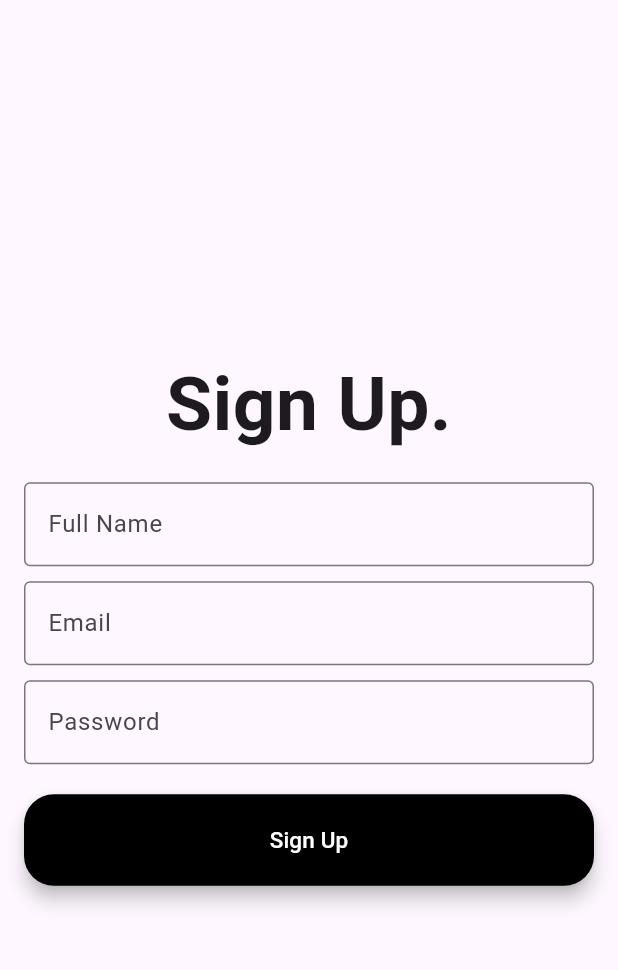
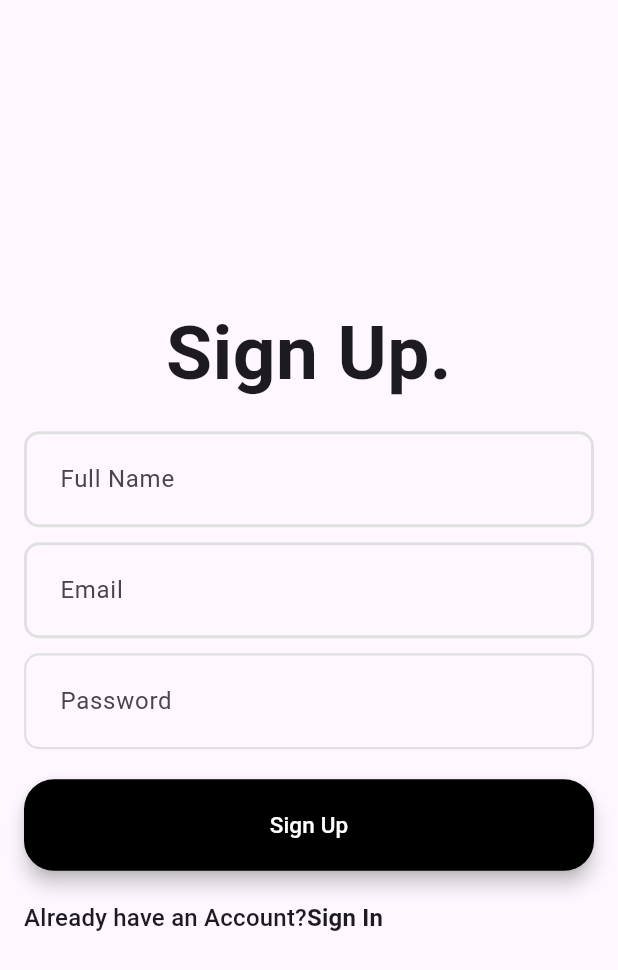
Before and after one commit to HenokAsaye/Task_Manager_Mobile_App, a Flutter app: the screen it shows after launch, on a phone screen of 412 x 824 dp. Shown: the top 970 px of the screen. Run offline on Flutter 3.47's test engine with Material 3 defaults, Android fonts, the phone set to English and light mode, and no system bars.

Commit message:
done with the signup page

```diff
--- a/app/frontend/lib/features/auth/pages/signup.dart
+++ b/app/frontend/lib/features/auth/pages/signup.dart
@@ -1,23 +1,15 @@
 import 'package:flutter/material.dart';
-
-
 class SignUpPage extends StatefulWidget {
   const SignUpPage({super.key});
-
   @override
   State<SignUpPage> createState() => _SignUpPageState();
 }
-
 class _SignUpPageState extends State<SignUpPage> {
   @override
   Widget build(BuildContext context) {
     final emailController = TextEditingController();
     final passwordController = TextEditingController();
     final nameController = TextEditingController();
-
-
-
-
     @override
     void dispose(){
       emailController.dispose();
@@ -40,17 +32,24 @@ class _SignUpPageState extends State<SignUpPage> {
                 fontWeight:FontWeight.bold
               )
             ),
-
             SizedBox(height: 16),
             TextFormField(
               controller: nameController,
               decoration: InputDecoration(
-                hintText:'',
-                labelText: 'Full Name',
-                border: OutlineInputBorder(),
+                hintText:'Full Name',
+                contentPadding: const EdgeInsets.all(20),
+                enabledBorder:OutlineInputBorder(
+                  borderSide:BorderSide(
+                      color:Colors.grey.shade300,
+                      width:2
+                  ),
+                  borderRadius: BorderRadius.circular(10)
+                ),
                 focusedBorder: OutlineInputBorder(
-                  borderRadius: BorderRadius.circular(5),
-                  borderSide: BorderSide(color: Colors.black, width:2)
+                  borderSide: BorderSide(
+                    width: 1.5
+                  ),
+                  borderRadius: BorderRadius.circular(10)
                 )
               ),
             ),
@@ -58,12 +57,18 @@ class _SignUpPageState extends State<SignUpPage> {
             TextFormField(
               controller: emailController,
               decoration:InputDecoration(
-                hintText:"",
-                labelText:"Email",
-                border:OutlineInputBorder(),
+                hintText:"Email",
+                contentPadding:const EdgeInsets.all(20),
+                enabledBorder:OutlineInputBorder(
+                    borderSide:BorderSide(
+                      color:Colors.grey.shade300,
+                      width:2
+                    ),
+                    borderRadius:BorderRadius.circular(10)
+                ),
                 focusedBorder: OutlineInputBorder(
-                  borderRadius: BorderRadius.circular(5),
-                  borderSide: BorderSide(color:Colors.black, width:2)
+                  borderRadius: BorderRadius.circular(10),
+                  borderSide: BorderSide(color:Colors.black, width:1.5)
                 )
               )
             ),
@@ -72,14 +77,18 @@ class _SignUpPageState extends State<SignUpPage> {
               obscureText: true,
               controller: passwordController,
               decoration: InputDecoration(
-                hintText: "",
-                labelText:"Password",
-                border:OutlineInputBorder(
-                  borderSide: BorderSide(color:Color(0xFFD3D3D3) )
+                hintText: "Password",
+                contentPadding:EdgeInsets.all(20),
+                enabledBorder:OutlineInputBorder(
+                  borderSide:BorderSide(
+                    color:Colors.grey.shade300,
+                    width:1.5
+                  ),
+                  borderRadius:BorderRadius.circular(10)
                 ),
                 focusedBorder:OutlineInputBorder(
-                  borderRadius: BorderRadius.circular(5),
-                  borderSide: BorderSide(color:Colors.black,width:2)
+                  borderRadius: BorderRadius.circular(10),
+                  borderSide: BorderSide(color:Colors.black,width:1.5)
                 )
               ),
             ),
@@ -101,12 +110,26 @@ class _SignUpPageState extends State<SignUpPage> {
                   fontSize: 15
                 )
              )
+             ),
 
-             )
+            SizedBox(height:20),
+            RichText(
+            text:
+              TextSpan(text:'Already have an Account?',
+                style:Theme.of(context).textTheme.titleMedium,
+                children:[
+                  TextSpan(
+                    text:"Sign In",
+                    style: TextStyle(
+                      fontWeight:FontWeight.bold,
+                    )
+                  )
+              ]
+              )
+              )
           ],
       )
       )
-,
     );
   }
 }
```
